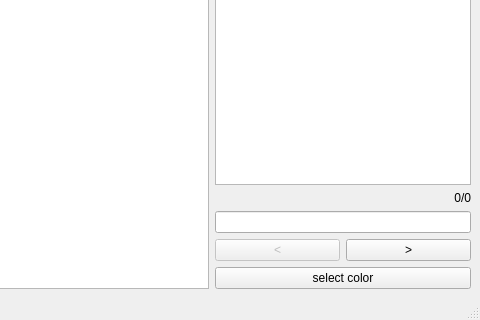
Above: gui/mainwindow.ui from HatikDev/AnalyticsTool before the change; both pictures show x 395 to 875 and y 332 to 652 of the 875 by 652 pixel window. Below: the same form after it.
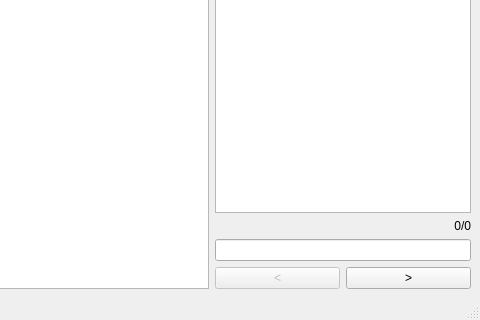
That is the form after the change.

Commit message: Remove setting color and rectangle graphics settings

```diff
--- a/gui/mainwindow.ui
+++ b/gui/mainwindow.ui
@@ -78,17 +78,6 @@
         </item>
        </layout>
       </item>
-      <item>
-       <layout class="QHBoxLayout" name="horizontalLayout" stretch="0">
-        <item>
-         <widget class="QPushButton" name="selectColorButton">
-          <property name="text">
-           <string>select color</string>
-          </property>
-         </widget>
-        </item>
-       </layout>
-      </item>
      </layout>
     </item>
    </layout>
```
The commit also changes 9 other files.
